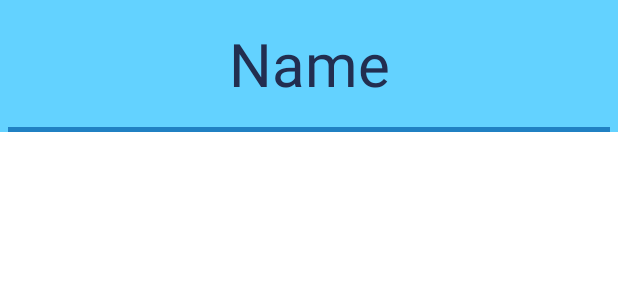
After one commit to michaelcummins1/FinalProject, an Android app: the layout view_event_item_layout.xml on its own in the app's theme, with its tools: preview values and no code run, on a phone screen of 412 x 824 dp. The commit adds this screen. Shown: the top 300 px of the screen. Run offline under Robolectric (Android 15) with nearby library versions, the phone set to English and light mode, and no system bars.

Commit message:
Worked on display events screen and continued to update UI as needed

```diff
--- a/app/src/main/res/layout/fragment_create_event.xml
+++ b/app/src/main/res/layout/fragment_create_event.xml
@@ -26,7 +26,7 @@
         android:layout_width="wrap_content"
         android:layout_height="wrap_content"
         android:layout_marginStart="15dp"
-        android:layout_marginTop="20dp"
+        android:layout_marginTop="35dp"
         android:text="Date:"
         android:textColor="@color/navy"
         android:textSize="30sp"
@@ -55,7 +55,7 @@
         android:layout_marginEnd="15dp"
         android:layout_marginBottom="15dp"
         android:textColor="@color/navy"
-        android:textSize="20sp"
+        android:textSize="25sp"
         app:layout_constraintBottom_toTopOf="@+id/add_person"
         app:layout_constraintEnd_toEndOf="parent"
         app:layout_constraintStart_toStartOf="parent"
@@ -90,7 +90,7 @@
         android:layout_width="wrap_content"
         android:layout_height="wrap_content"
         android:layout_marginStart="15dp"
-        android:layout_marginTop="30dp"
+        android:layout_marginTop="35dp"
         android:text="Title:"
         android:textColor="@color/navy"
         android:textSize="30sp"
--- a/app/src/main/res/layout/fragment_view_event.xml
+++ b/app/src/main/res/layout/fragment_view_event.xml
@@ -32,7 +32,7 @@
             android:id="@+id/eventDate"
             android:layout_width="wrap_content"
             android:layout_height="wrap_content"
-            android:layout_marginTop="15dp"
+            android:layout_marginTop="50dp"
             android:text="Date"
             android:textColor="@color/navy"
             android:textSize="35sp"
@@ -43,7 +43,7 @@
             android:id="@+id/people"
             android:layout_width="wrap_content"
             android:layout_height="wrap_content"
-            android:layout_marginTop="15dp"
+            android:layout_marginTop="50dp"
             android:text="People:"
             android:textColor="@color/navy"
             android:textSize="35sp"
@@ -51,6 +51,7 @@
             app:layout_constraintTop_toBottomOf="@+id/eventDate" />
 
         <androidx.recyclerview.widget.RecyclerView
+            android:id="@+id/view_event_recycler"
             android:layout_width="0dp"
             android:layout_height="0dp"
             app:layout_constraintBottom_toBottomOf="parent"
--- /dev/null
+++ b/app/src/main/res/layout/view_event_item_layout.xml
@@ -0,0 +1,34 @@
+<?xml version="1.0" encoding="utf-8"?>
+<androidx.constraintlayout.widget.ConstraintLayout xmlns:android="http://schemas.android.com/apk/res/android"
+    xmlns:app="http://schemas.android.com/apk/res-auto"
+    xmlns:tools="http://schemas.android.com/tools"
+    android:layout_width="match_parent"
+    android:layout_height="wrap_content"
+    android:background="@color/azure">
+
+    <TextView
+        android:id="@+id/view_event_name"
+        android:layout_width="wrap_content"
+        android:layout_height="wrap_content"
+        android:layout_marginTop="15dp"
+        android:layout_marginBottom="15dp"
+        android:text="Name"
+        android:textColor="@color/navy"
+        android:textSize="40sp"
+        app:layout_constraintBottom_toTopOf="@id/textView3"
+        app:layout_constraintEnd_toEndOf="parent"
+        app:layout_constraintStart_toStartOf="parent"
+        app:layout_constraintTop_toTopOf="parent" />
+
+    <TextView
+        android:id="@+id/textView3"
+        android:layout_width="0dp"
+        android:layout_height="3dp"
+        android:layout_marginStart="5dp"
+        android:layout_marginEnd="5dp"
+        android:background="@color/blue"
+        app:layout_constraintBottom_toBottomOf="parent"
+        app:layout_constraintEnd_toEndOf="parent"
+        app:layout_constraintStart_toStartOf="parent"
+        app:layout_constraintTop_toBottomOf="@+id/view_event_name" />
+</androidx.constraintlayout.widget.ConstraintLayout>
```
Also changed, not shown: app/src/main/java/com/example/finalproject/CreatePersonFragment.kt (+13 -4 lines), app/src/main/java/com/example/finalproject/ViewEventAdapter.kt (added, +23 -0 lines), app/src/main/java/com/example/finalproject/ViewEventFragment.kt (+8 -0 lines), app/src/main/java/com/example/finalproject/ViewEventViewHolder.kt (added, +14 -0 lines).
